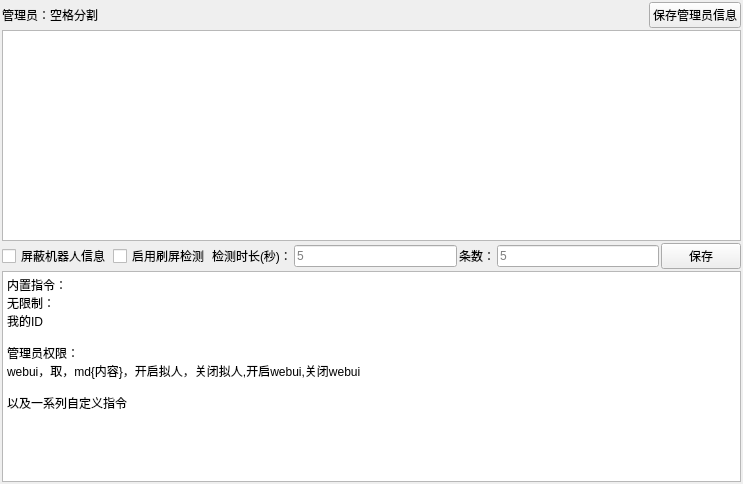
Before: the Qt Designer form ui/qunguan.ui in qiancao1/chun_bai_ling, drawn with Qt 5.
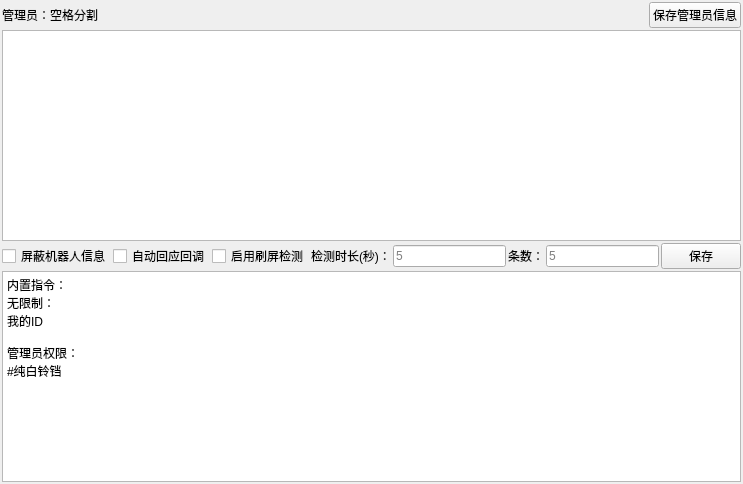
After: the same form once the commit is applied.

Commit message: 添加超级管理员 区分指令 点击登录会弹窗错误信息了目前 日志 添加额外几个菜单

```diff
--- a/ui/qunguan.ui
+++ b/ui/qunguan.ui
@@ -78,6 +78,13 @@
        </property>
       </widget>
      </item>
+     <item>
+      <widget class="QCheckBox" name="zdht">
+       <property name="text">
+        <string>自动回应回调</string>
+       </property>
+      </widget>
+     </item>
      <item>
       <widget class="QCheckBox" name="checkBox">
        <property name="text">
@@ -137,9 +144,7 @@
 &lt;p style=&quot; margin-top:0px; margin-bottom:0px; margin-left:0px; margin-right:0px; -qt-block-indent:0; text-indent:0px;&quot;&gt;我的ID&lt;/p&gt;
 &lt;p style=&quot;-qt-paragraph-type:empty; margin-top:0px; margin-bottom:0px; margin-left:0px; margin-right:0px; -qt-block-indent:0; text-indent:0px;&quot;&gt;&lt;br /&gt;&lt;/p&gt;
 &lt;p style=&quot; margin-top:0px; margin-bottom:0px; margin-left:0px; margin-right:0px; -qt-block-indent:0; text-indent:0px;&quot;&gt;管理员权限：&lt;/p&gt;
-&lt;p style=&quot; margin-top:0px; margin-bottom:0px; margin-left:0px; margin-right:0px; -qt-block-indent:0; text-indent:0px;&quot;&gt;webui，取，md{内容}，开启拟人，关闭拟人,开启webui,关闭webui&lt;/p&gt;
-&lt;p style=&quot;-qt-paragraph-type:empty; margin-top:0px; margin-bottom:0px; margin-left:0px; margin-right:0px; -qt-block-indent:0; text-indent:0px;&quot;&gt;&lt;br /&gt;&lt;/p&gt;
-&lt;p style=&quot; margin-top:0px; margin-bottom:0px; margin-left:0px; margin-right:0px; -qt-block-indent:0; text-indent:0px;&quot;&gt;以及一系列自定义指令&lt;/p&gt;&lt;/body&gt;&lt;/html&gt;</string>
+&lt;p style=&quot; margin-top:0px; margin-bottom:0px; margin-left:0px; margin-right:0px; -qt-block-indent:0; text-indent:0px;&quot;&gt;#纯白铃铛&lt;/p&gt;&lt;/body&gt;&lt;/html&gt;</string>
      </property>
     </widget>
    </item>
```
The commit also changes 17 other files.
